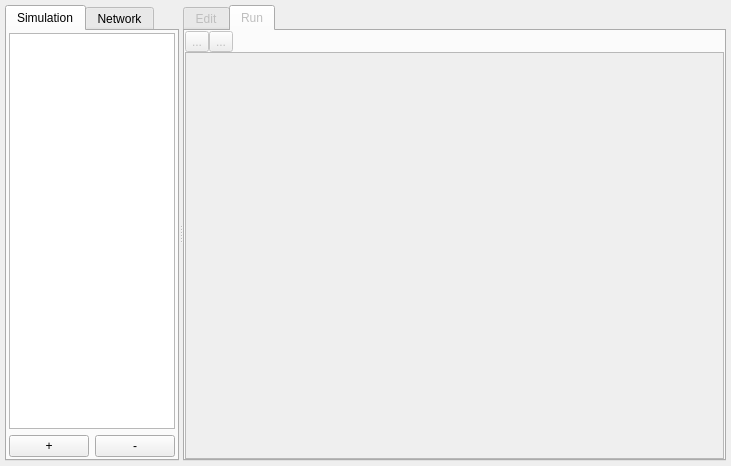
Before: the Qt Designer form NeuroEdit/scriptswindow.ui in lucksus/neuro_edit, drawn with Qt 5.
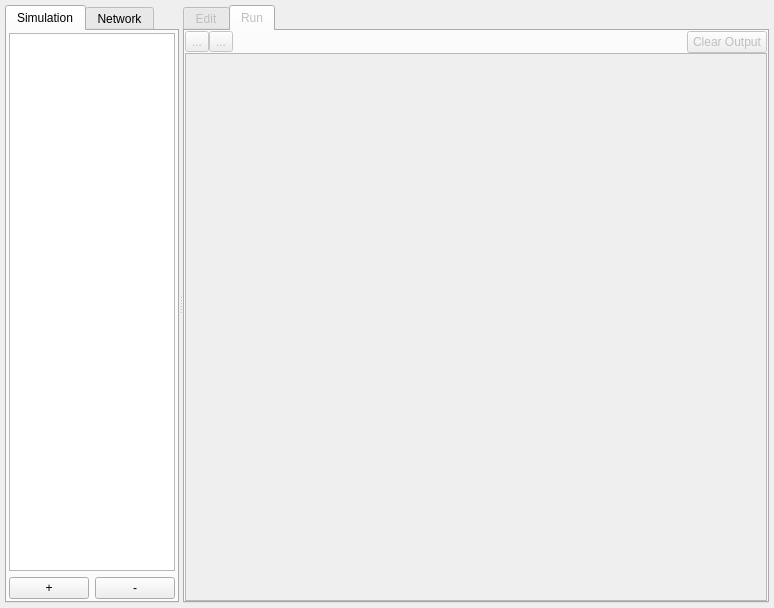
After: the same form once the commit is applied. The open tabs and pages were chosen to show the change. Icons and pictures are not drawn.

Commit message: Scriptswindow got clear button for output widget.

Patch:
```diff
--- a/NeuroEdit/scriptswindow.ui
+++ b/NeuroEdit/scriptswindow.ui
@@ -6,8 +6,8 @@
    <rect>
     <x>0</x>
     <y>0</y>
-    <width>731</width>
-    <height>466</height>
+    <width>774</width>
+    <height>608</height>
    </rect>
   </property>
   <property name="windowTitle">
@@ -279,6 +279,13 @@
             </property>
            </spacer>
           </item>
+          <item>
+           <widget class="QPushButton" name="clearButton">
+            <property name="text">
+             <string>Clear Output</string>
+            </property>
+           </widget>
+          </item>
          </layout>
         </item>
         <item>
```
Left out of the diff: 2 changed lines with no effect on the pictures. The commit also changes 2 other files.
